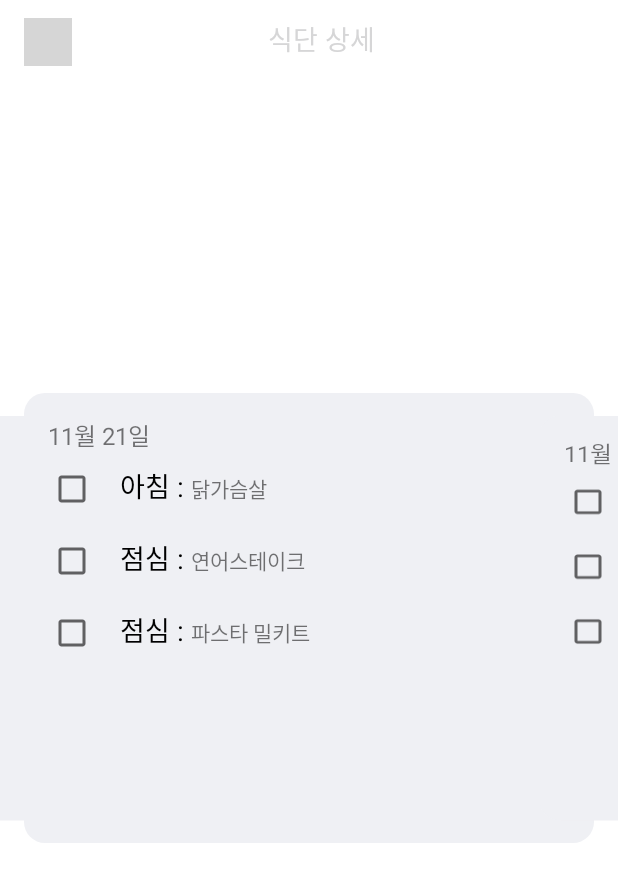
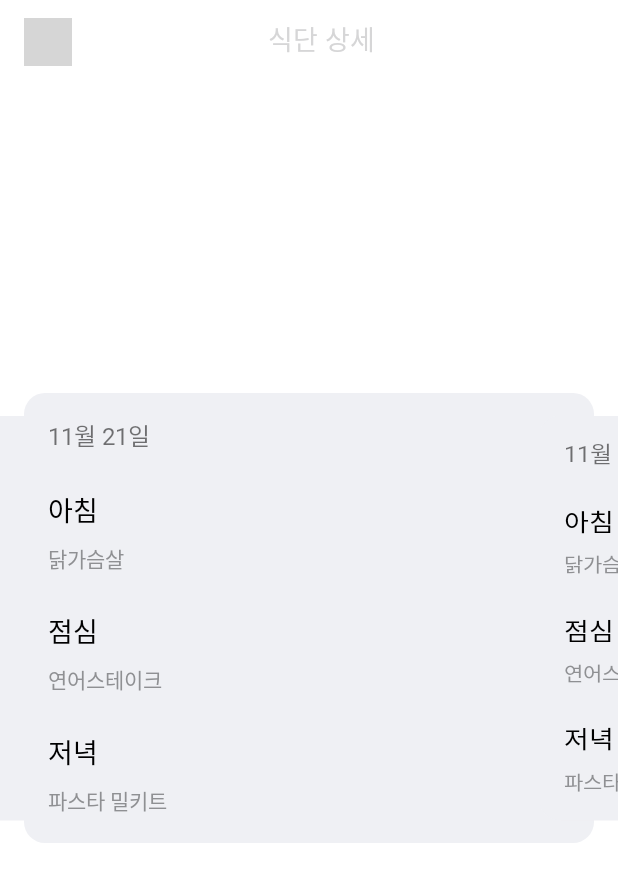
Before and after one commit to teambaekgu/baekgu_dev, an Android app: the DietDetailsActivity screen opened directly, with no data from a screen before it, on a phone screen of 412 x 824 dp. Shown: the top 882 px of the screen. Run offline under Robolectric (Android 15) with nearby library versions, the phone set to English and light mode, and no system bars; 1 statement that could not run was skipped; grey boxes are pictures that could not be loaded.

Commit message:
식단 상세화면 추가

```diff
--- a/app/src/main/res/layout/item_diet_details.xml
+++ b/app/src/main/res/layout/item_diet_details.xml
@@ -17,28 +17,25 @@
         android:layout_marginTop="@dimen/vertical_margin"
         android:text="11월 21일"
         android:textSize="16dp"
+        android:fontFamily="@font/tmoney_round_wind_extra_bold_font"
         />
 
     <androidx.appcompat.widget.LinearLayoutCompat
         android:id="@+id/item_diet_details_layout_breakfast"
         android:layout_width="match_parent"
         android:layout_height="wrap_content"
-        android:orientation="horizontal"
+        android:orientation="vertical"
+        android:layout_marginTop="@dimen/vertical_margin_large"
         >
-
-        <androidx.appcompat.widget.AppCompatCheckBox
-            android:id="@+id/item_diet_details_chb_breakfast"
-            android:layout_width="wrap_content"
-            android:layout_height="wrap_content"
-            />
 
         <androidx.appcompat.widget.AppCompatTextView
             android:id="@+id/item_diet_details_tv_breakfast_title"
             android:layout_width="wrap_content"
             android:layout_height="wrap_content"
-            android:text="아침 : "
+            android:text="아침"
             android:textSize="@dimen/text_large"
             android:textColor="@color/black"
+            android:fontFamily="@font/spoqa_han_sans_neo_bold"
             />
 
 
@@ -46,8 +43,10 @@
             android:id="@+id/item_diet_details_tv_breakfast_content"
             android:layout_width="wrap_content"
             android:layout_height="wrap_content"
+            android:layout_marginTop="@dimen/vertical_margin_small"
             android:text="닭가슴살"
-
+            android:textColor="@color/subGrey"
+            android:fontFamily="@font/spoqa_han_sans_neo_regular"
             />
 
 
@@ -59,22 +58,21 @@
         android:id="@+id/item_diet_details_layout_lunch"
         android:layout_width="match_parent"
         android:layout_height="wrap_content"
-        android:orientation="horizontal"
+        android:orientation="vertical"
+        android:layout_marginTop="@dimen/vertical_margin_large"
         >
 
-        <androidx.appcompat.widget.AppCompatCheckBox
-            android:id="@+id/item_diet_details_chb_lunch"
-            android:layout_width="wrap_content"
-            android:layout_height="wrap_content"
-            />
+
 
         <androidx.appcompat.widget.AppCompatTextView
             android:id="@+id/item_diet_details_tv_lunch_title"
             android:layout_width="wrap_content"
             android:layout_height="wrap_content"
-            android:text="점심 : "
+            android:text="점심"
             android:textSize="@dimen/text_large"
             android:textColor="@color/black"
+            android:fontFamily="@font/spoqa_han_sans_neo_bold"
+
             />
 
 
@@ -82,8 +80,10 @@
             android:id="@+id/item_diet_details_tv_lunch_content"
             android:layout_width="wrap_content"
             android:layout_height="wrap_content"
+            android:layout_marginTop="@dimen/vertical_margin_small"
             android:text="연어스테이크"
-
+            android:textColor="@color/subGrey"
+            android:fontFamily="@font/spoqa_han_sans_neo_regular"
             />
 
 
@@ -98,22 +98,20 @@
         android:id="@+id/item_diet_details_layout_dinner"
         android:layout_width="match_parent"
         android:layout_height="wrap_content"
-        android:orientation="horizontal"
+        android:orientation="vertical"
+        android:layout_marginTop="@dimen/vertical_margin_large"
+
         >
 
-        <androidx.appcompat.widget.AppCompatCheckBox
-            android:id="@+id/item_diet_details_chb_dinner"
-            android:layout_width="wrap_content"
-            android:layout_height="wrap_content"
-            />
 
         <androidx.appcompat.widget.AppCompatTextView
             android:id="@+id/item_diet_details_tv_dinner_title"
             android:layout_width="wrap_content"
             android:layout_height="wrap_content"
-            android:text="점심 : "
+            android:text="저녁"
             android:textSize="@dimen/text_large"
             android:textColor="@color/black"
+            android:fontFamily="@font/spoqa_han_sans_neo_bold"
             />
 
 
@@ -121,8 +119,10 @@
             android:id="@+id/item_diet_details_tv_dinner_content"
             android:layout_width="wrap_content"
             android:layout_height="wrap_content"
+            android:layout_marginTop="@dimen/vertical_margin_small"
             android:text="파스타 밀키트"
-
+            android:textColor="@color/subGrey"
+            android:fontFamily="@font/spoqa_han_sans_neo_regular"
             />
 
 
```
